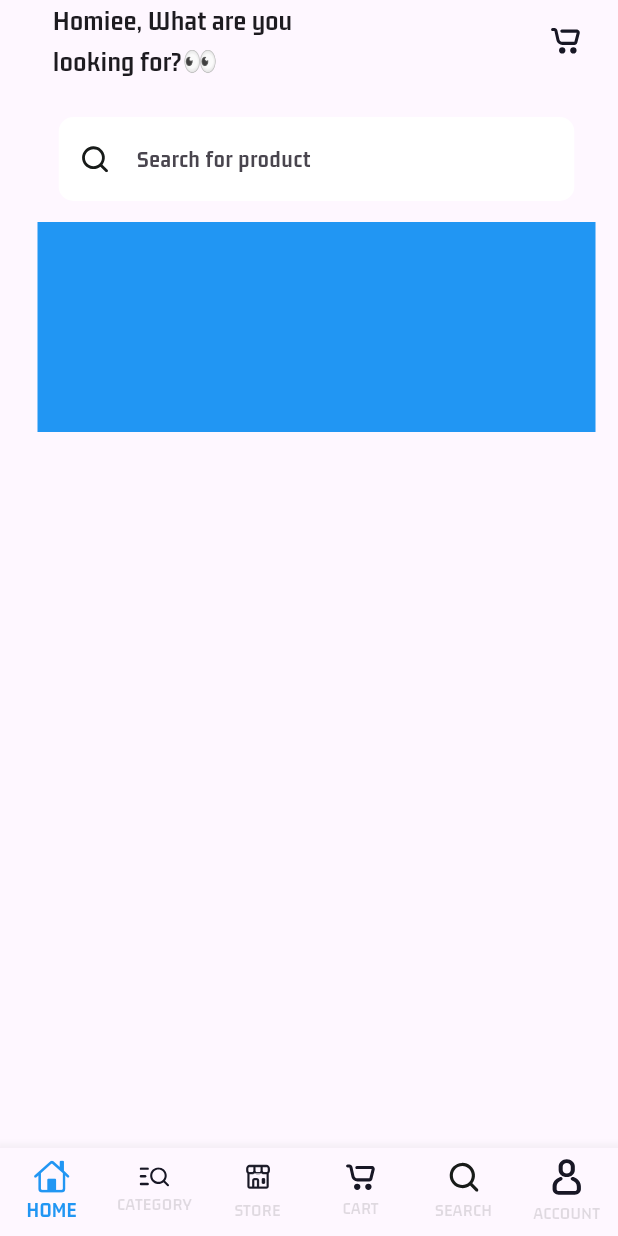
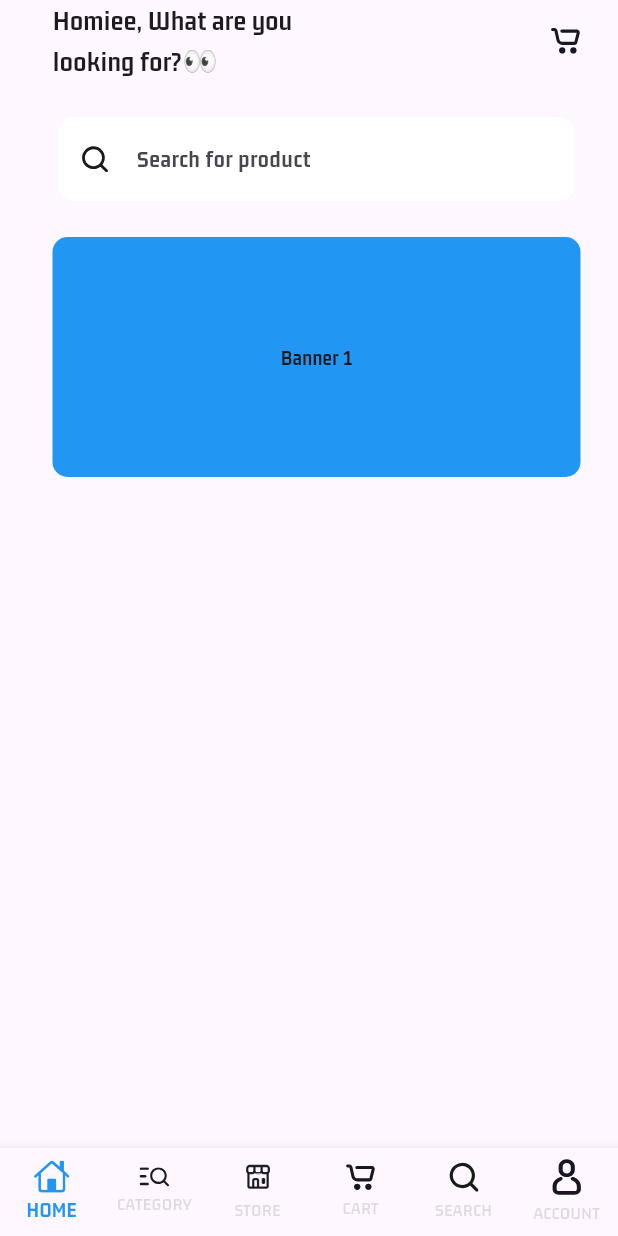
Before and after one commit to TaiNgonheng/MultiStore-Firebase, a Flutter app: the screen it shows after launch, on a phone screen of 412 x 824 dp. Run offline on Flutter 3.47's test engine with Material 3 defaults, Android fonts, the phone set to English and light mode, and no system bars; our stand-ins replace firebase_core, flutter_svg; missing offline and left inert: dart:ffi; accounts and stored records are empty.

Commit message:
add banner page view

```diff
--- a/lib/views/buyers/Nav_screens/widgets/banner_widget.dart
+++ b/lib/views/buyers/Nav_screens/widgets/banner_widget.dart
@@ -1,3 +1,5 @@
+import 'dart:ffi';
+
 import 'package:flutter/material.dart';
 
 class BannerWidget extends StatelessWidget {
@@ -5,12 +7,23 @@ class BannerWidget extends StatelessWidget {
 
   @override
   Widget build(BuildContext context) {
-    return Container(
-      height: 140,
-      width: MediaQuery.of(context).size.width,
-      decoration: BoxDecoration(
-        color: Colors.blue,
+    return Padding(
+      padding: const EdgeInsets.all(10.0),
+      child: Container(
+        height: 160,
+        width: double.infinity,
+        decoration: BoxDecoration(
+          color: Colors.blue,
+          borderRadius: BorderRadius.circular(10)
 
+        ),
+        child: PageView(
+          children: [
+            Center(child: Text("Banner 1")),
+            Center(child: Text("Banner 2")),
+            Center(child: Text("Banner 3")),
+          ],
+        ),
       ),
     );
   }
```
